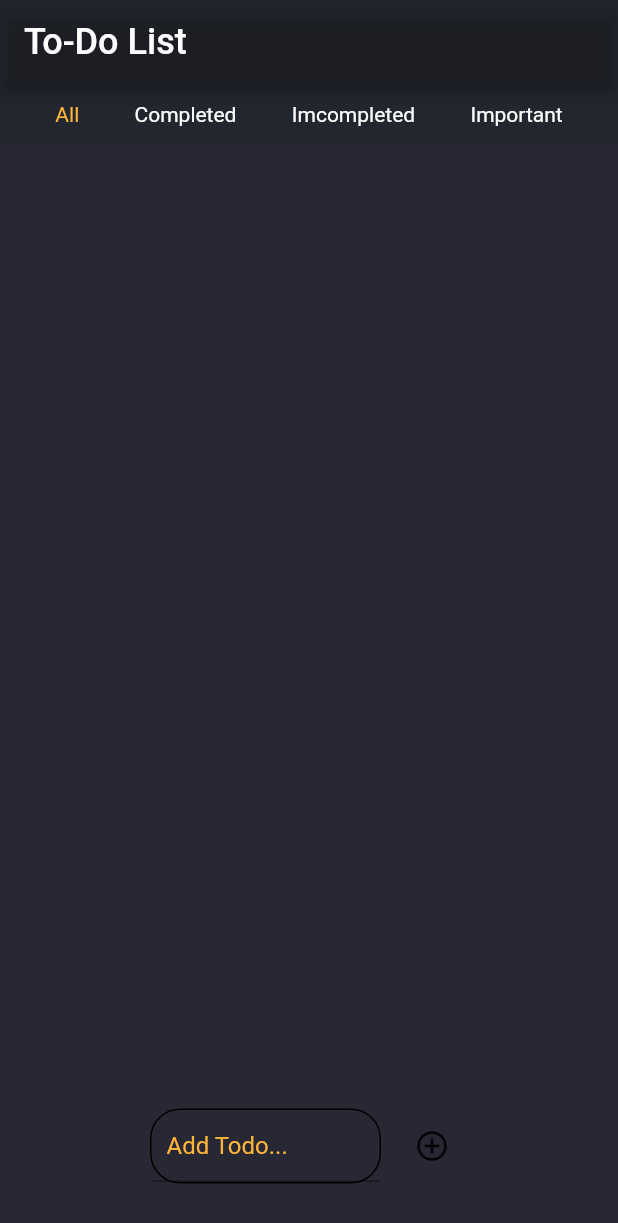
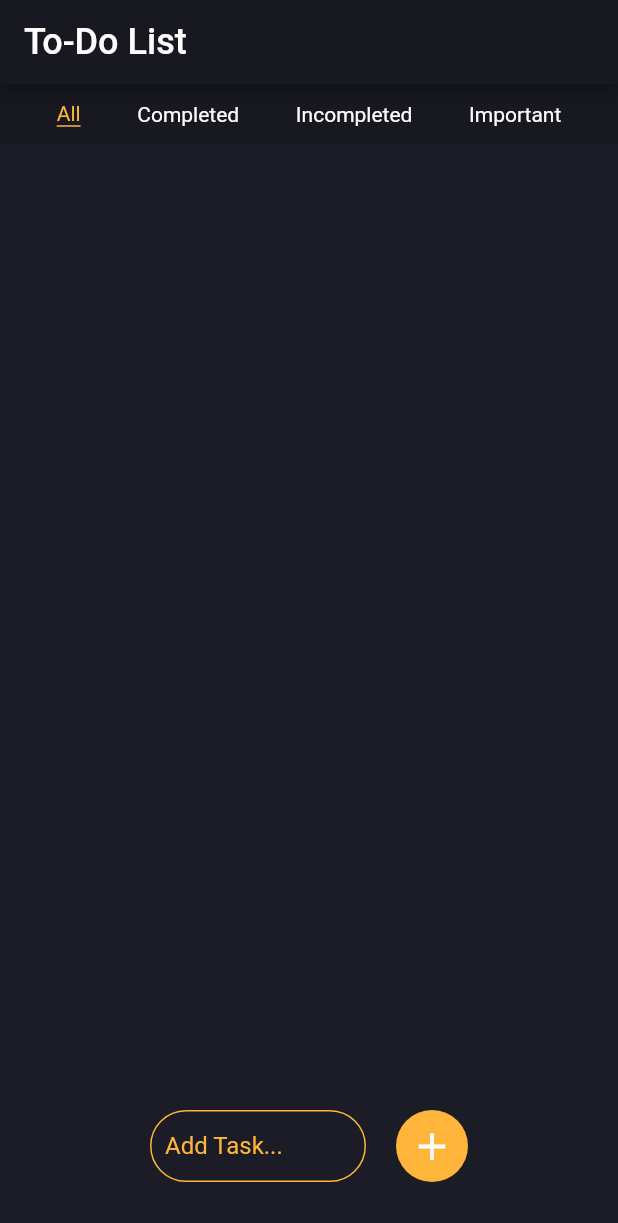
Before and after one commit to KangmoonSeo/todolist-flutter, a Flutter app: the screen it shows after launch, on a phone screen of 412 x 824 dp. Shown: the top 1223 px of the screen. Run offline on Flutter 3.47's test engine with Material 2 defaults, Android fonts, the light colour scheme and no system bars.

Commit message:
fix: Day 2 - state 위젯 병합으로 해결, addTodo UI 개선

```diff
--- a/todolist/lib/main.dart
+++ b/todolist/lib/main.dart
@@ -13,11 +13,11 @@ class App extends StatelessWidget {
     return MaterialApp(
       theme: ThemeData(
         primaryColor: const Color(0xFFFCFCFC),
-        scaffoldBackgroundColor: const Color(0xFF272833),
+        scaffoldBackgroundColor: const Color.fromRGBO(28, 28, 39, 1),
         highlightColor: const Color(0xFFFFB43A),
         cardColor: const Color.fromRGBO(39, 40, 51, 1),
         appBarTheme: const AppBarTheme(
-          backgroundColor: Color.fromRGBO(24, 33, 33, 0.3), // o:1
+          backgroundColor: Color.fromRGBO(24, 24, 33, 1), // o:1
           foregroundColor: Color(0xFFFCFCFC),
         ),
         textTheme: const TextTheme(
--- a/todolist/lib/screens/home_screen.dart
+++ b/todolist/lib/screens/home_screen.dart
@@ -1,6 +1,6 @@
 import 'package:flutter/material.dart';
-import 'package:todolist/widgets/add_todo_widget.dart';
-import 'package:todolist/widgets/state_selector_widget.dart';
+import 'package:todolist/services/todo_serivce.dart';
+import 'package:todolist/widgets/state_list_widget.dart';
 import 'package:todolist/widgets/todolist_widget%20.dart';
 
 // addTodoWidget에서 todoList
@@ -12,8 +12,13 @@ class HomeScreen extends StatefulWidget {
 }
 
 class _HomeScreenState extends State<HomeScreen> {
-  void updateScreen() {
-    setState(() {});
+  final TextEditingController _textController = TextEditingController();
+
+  void onSubmitted(String text) {
+    _textController.clear();
+    setState(() {
+      TodoService.addTodo(text);
+    });
   }
 
   @override
@@ -34,16 +39,79 @@ class _HomeScreenState extends State<HomeScreen> {
       body: Column(
         mainAxisAlignment: MainAxisAlignment.spaceBetween,
         children: [
-          const StateSelector(),
+          const StateList(),
           const SizedBox(
             height: 40,
           ),
           Flexible(
             child: TodoList(),
           ),
-          AddTodo(updateParent: updateScreen),
+          addTodo(context),
         ],
       ),
     );
   }
+
+  Padding addTodo(BuildContext context) {
+    return Padding(
+      padding: const EdgeInsets.symmetric(
+        horizontal: 100,
+        vertical: 20,
+      ),
+      child: SizedBox(
+        height: 80,
+        child: Row(
+          children: [
+            Flexible(
+              child: Container(
+                child: TextField(
+                  style: TextStyle(
+                    color: Theme.of(context).primaryColor,
+                  ),
+                  controller: _textController,
+                  onSubmitted: onSubmitted,
+                  decoration: InputDecoration(
+                    focusedBorder: OutlineInputBorder(
+                      borderSide: BorderSide(
+                        color: Theme.of(context).highlightColor,
+                        style: BorderStyle.solid,
+                      ),
+                      borderRadius: BorderRadius.circular(40),
+                    ),
+                    enabledBorder: OutlineInputBorder(
+                      borderSide: BorderSide(
+                        color: Theme.of(context).highlightColor,
+                        style: BorderStyle.solid,
+                      ),
+                      borderRadius: BorderRadius.circular(40),
+                    ),
+                    contentPadding: const EdgeInsets.symmetric(horizontal: 10),
+                    hintStyle: TextStyle(
+                      color: Theme.of(context).highlightColor,
+                    ),
+                    hintText: "Add Task...",
+                  ),
+                ),
+              ),
+            ),
+            const SizedBox(
+              width: 20,
+            ),
+            Container(
+              decoration: BoxDecoration(
+                shape: BoxShape.circle,
+                color: Theme.of(context).highlightColor,
+              ),
+              child: IconButton(
+                color: Theme.of(context).primaryColor,
+                iconSize: 30,
+                icon: const Icon(Icons.add),
+                onPressed: () => onSubmitted(_textController.text),
+              ),
+            )
+          ],
+        ),
+      ),
+    );
+  }
 }
--- a/todolist/lib/widgets/add_todo_widget.dart
+++ /dev/null
@@ -1,67 +0,0 @@
-import 'package:flutter/material.dart';
-import 'package:todolist/services/todo_serivce.dart';
-
-class AddTodo extends StatefulWidget {
-  const AddTodo({super.key, this.updateParent});
-
-  final updateParent;
-  @override
-  State<AddTodo> createState() => _AddTodoState();
-}
-
-class _AddTodoState extends State<AddTodo> {
-  final TextEditingController _textController = TextEditingController();
-
-  void onSubmitted(String text) {
-    _textController.clear();
-
-    setState(() {
-      TodoService.addTodo(text);
-    });
-
-    print("${TodoService.getInstance().length} : $text");
-  }
-
-  @override
-  Widget build(BuildContext context) {
-    return Padding(
-      padding: const EdgeInsets.symmetric(
-        horizontal: 100,
-        vertical: 20,
-      ),
-      child: SizedBox(
-        height: 80,
-        child: Row(
-          children: [
-            Flexible(
-              child: Container(
-                decoration: BoxDecoration(
-                  borderRadius: BorderRadius.circular(20),
-                  border: Border.all(),
-                ),
-                child: TextField(
-                  controller: _textController,
-                  onSubmitted: onSubmitted,
-                  decoration: InputDecoration(
-                    contentPadding: const EdgeInsets.symmetric(horizontal: 10),
-                    hintStyle: TextStyle(
-                      color: Theme.of(context).highlightColor,
-                    ),
-                    hintText: "Add Todo...",
-                  ),
-                ),
-              ),
-            ),
-            const SizedBox(
-              width: 10,
-            ),
-            IconButton(
-              icon: const Icon(Icons.add_circle_outline),
-              onPressed: () => onSubmitted(_textController.text),
-            )
-          ],
-        ),
-      ),
-    );
-  }
-}
--- /dev/null
+++ b/todolist/lib/widgets/state_list_widget.dart
@@ -0,0 +1,75 @@
+import 'package:flutter/material.dart';
+
+class StateList extends StatelessWidget {
+  const StateList({
+    super.key,
+  });
+
+  @override
+  Widget build(BuildContext context) {
+    return Container(
+      height: 40,
+      decoration: BoxDecoration(
+        color: Theme.of(context).appBarTheme.backgroundColor,
+      ),
+      child: const Row(
+        mainAxisAlignment: MainAxisAlignment.spaceEvenly,
+        children: [
+          TodoState(
+            text: "All",
+            highlight: true,
+          ),
+          TodoState(
+            text: "Completed",
+            highlight: false,
+          ),
+          TodoState(
+            text: "Incompleted",
+            highlight: false,
+          ),
+          TodoState(
+            text: "Important",
+            highlight: false,
+          ),
+        ],
+      ),
+    );
+  }
+}
+
+class TodoState extends StatelessWidget {
+  final String text;
+  final bool highlight;
+
+  const TodoState({
+    super.key,
+    required this.highlight,
+    required this.text,
+  });
+
+  @override
+  Widget build(BuildContext context) {
+    return Flexible(
+      flex: 1,
+      child: Container(
+        decoration: BoxDecoration(
+          border: highlight
+              ? Border(
+                  bottom: BorderSide(
+                    color: Theme.of(context).highlightColor,
+                  ),
+                )
+              : null,
+        ),
+        child: Text(
+          text,
+          style: TextStyle(
+            color: highlight
+                ? Theme.of(context).highlightColor
+                : Theme.of(context).primaryColor,
+          ),
+        ),
+      ),
+    );
+  }
+}
--- a/todolist/lib/widgets/state_selector_widget.dart
+++ /dev/null
@@ -1,46 +0,0 @@
-import 'package:flutter/material.dart';
-
-class StateSelector extends StatelessWidget {
-  const StateSelector({
-    super.key,
-  });
-
-  @override
-  Widget build(BuildContext context) {
-    return Container(
-      height: 40,
-      decoration: BoxDecoration(
-        color: Theme.of(context).appBarTheme.backgroundColor,
-      ),
-      child: Row(
-        mainAxisAlignment: MainAxisAlignment.spaceEvenly,
-        children: [
-          Text(
-            "All",
-            style: TextStyle(
-              color: Theme.of(context).highlightColor,
-            ),
-          ),
-          Text(
-            "Completed",
-            style: TextStyle(
-              color: Theme.of(context).primaryColor,
-            ),
-          ),
-          Text(
-            "Imcompleted",
-            style: TextStyle(
-              color: Theme.of(context).primaryColor,
-            ),
-          ),
-          Text(
-            "Important",
-            style: TextStyle(
-              color: Theme.of(context).primaryColor,
-            ),
-          ),
-        ],
-      ),
-    );
-  }
-}
--- a/todolist/lib/widgets/todo_widget.dart
+++ b/todolist/lib/widgets/todo_widget.dart
@@ -12,16 +12,18 @@ class TodoWidget extends StatefulWidget {
 class _TodoState extends State<TodoWidget> {
   @override
   Widget build(BuildContext context) {
-    return Container(
+    return SizedBox(
       width: 80,
       height: 40,
-      decoration: const BoxDecoration(
-        color: Colors.red,
-      ),
       child: Row(
         children: [
           const Icon(Icons.check_box_outline_blank),
-          Text(widget.text),
+          Text(
+            widget.text,
+            style: TextStyle(
+              color: Theme.of(context).primaryColor,
+            ),
+          ),
           const Icon(Icons.star_border_outlined),
         ],
       ),
```
